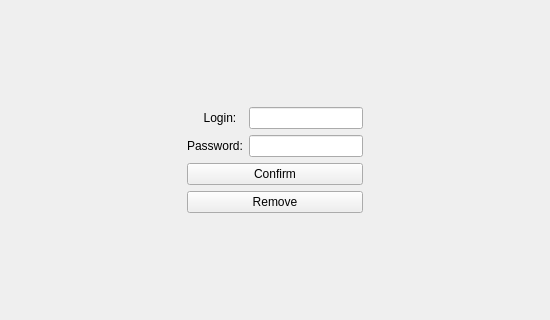
This is QTMessenger/InterfaceLogin.ui in MisterMax707/QTMessenger as Qt 5 draws it before an edit; both pictures show x 0 to 550 and y 84 to 404 of the 550 by 550 pixel window. The edited form follows.
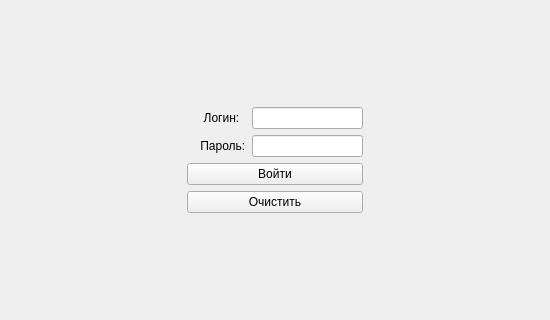
This is the edited form.

```diff
--- a/QTMessenger/InterfaceLogin.ui
+++ b/QTMessenger/InterfaceLogin.ui
@@ -74,7 +74,7 @@
           <item row="0" column="0">
            <widget class="QLabel" name="label_login">
             <property name="text">
-             <string>     Login:</string>
+             <string>     Логин:</string>
             </property>
            </widget>
           </item>
@@ -84,7 +84,7 @@
           <item row="1" column="0">
            <widget class="QLabel" name="label_password">
             <property name="text">
-             <string>Password:</string>
+             <string>    Пароль:</string>
             </property>
            </widget>
           </item>
@@ -96,14 +96,14 @@
         <item>
          <widget class="QPushButton" name="pushButton_confirm">
           <property name="text">
-           <string>Confirm</string>
+           <string>Войти</string>
           </property>
          </widget>
         </item>
         <item>
          <widget class="QPushButton" name="pushButton_remove">
           <property name="text">
-           <string>Remove</string>
+           <string>Очистить</string>
           </property>
          </widget>
         </item>
```
Left out of the diff: 6 changed lines with no effect on the pictures.
